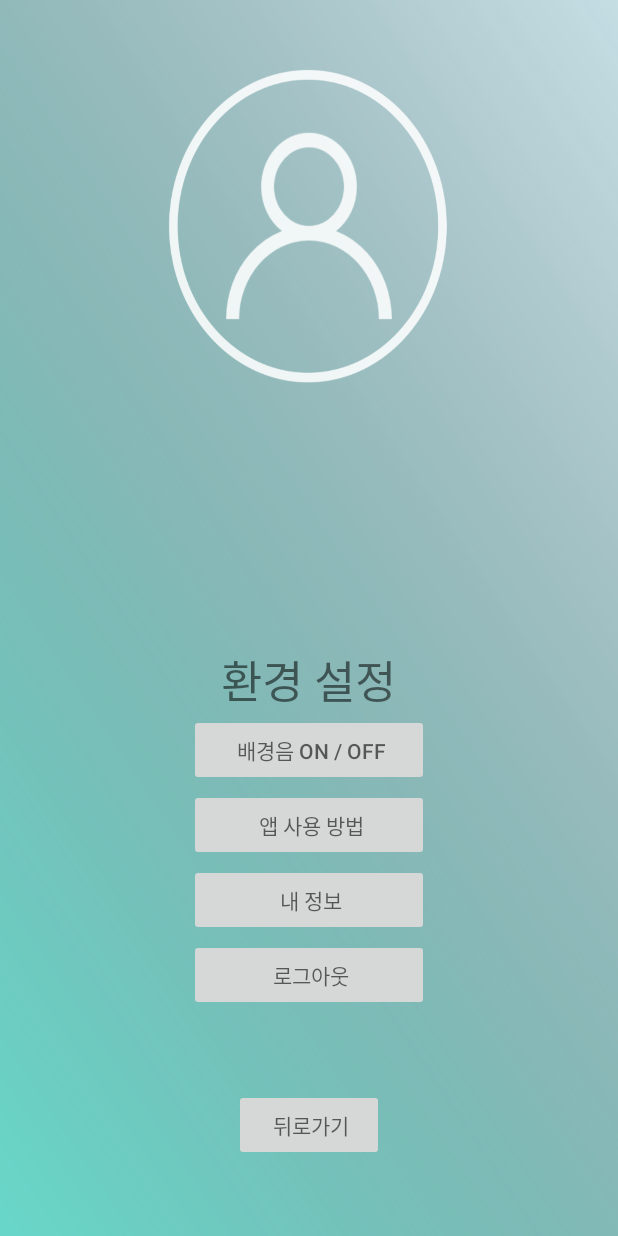
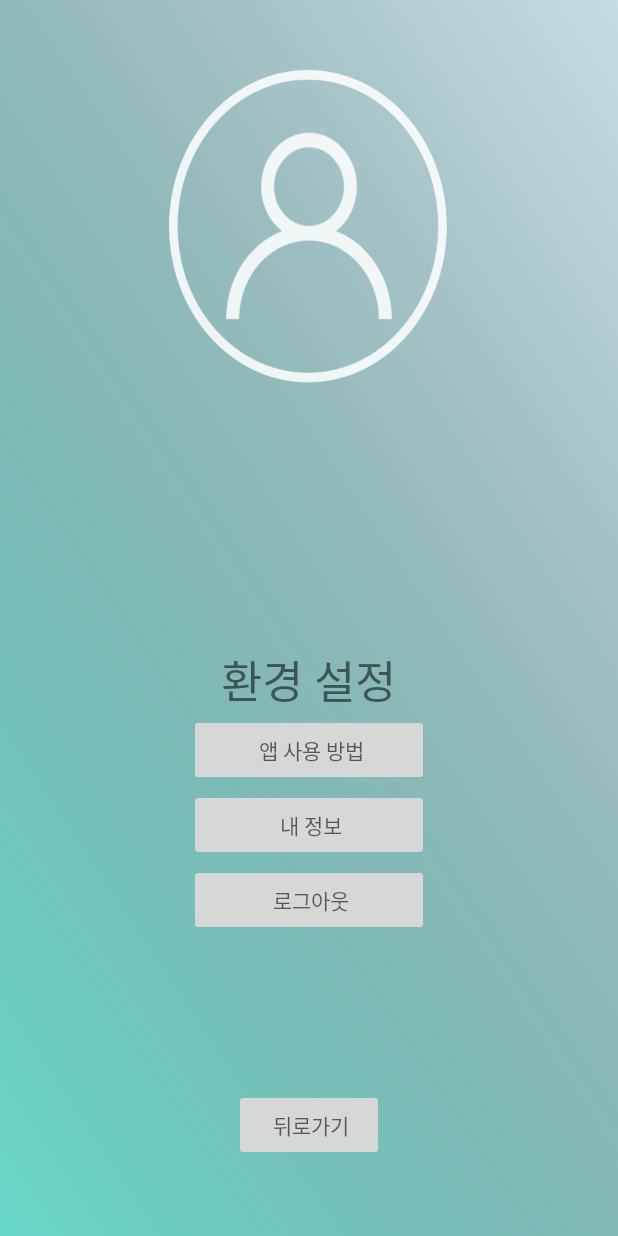
Before and after one commit to astral2156/Callivoice, an Android app: the SettingActivity screen opened directly, with no data from a screen before it, on a phone screen of 412 x 824 dp. Run offline under Robolectric (Android 15) with nearby library versions, the phone set to English and light mode, and no system bars; our stand-ins replace Firebase (no records; nobody signed in at launch, a user with empty details on screens opened directly); Roboto replaces fonts that are not available here.

Commit message:
delete BGM btn in Setting

```diff
--- a/callivoice_app/src/main/java/com/example/callivoice/SettingActivity.java
+++ b/callivoice_app/src/main/java/com/example/callivoice/SettingActivity.java
@@ -25,7 +25,6 @@ import com.google.firebase.auth.FirebaseUser;
 
 public class SettingActivity extends AppCompatActivity {
 
-    private Button bgmOnOff;
     private Button appRead;
     private Button UserInfo;
     private Button LogoutBtn;
--- a/callivoice_app/src/main/res/layout/activity_setting.xml
+++ b/callivoice_app/src/main/res/layout/activity_setting.xml
@@ -12,28 +12,18 @@
         android:id="@+id/textView1"
         android:layout_width="wrap_content"
         android:layout_height="wrap_content"
-        android:layout_above="@+id/bgmOnOff"
+        android:layout_above="@id/appRead"
         android:layout_centerHorizontal="true"
         android:text="환경 설정"
         android:textSize="30sp"/>
 
-    <Button
-        android:id="@+id/bgmOnOff"
-        android:layout_width="wrap_content"
-        android:layout_height="wrap_content"
-        android:layout_alignParentBottom="true"
-        android:layout_centerHorizontal="true"
-        android:layout_marginBottom="300dp"
-        android:ems="10"
-        android:hint="배경음 ON / OFF"
-        android:paddingLeft="15dp" />
     <Button
         android:id="@+id/appRead"
         android:layout_width="wrap_content"
         android:layout_height="wrap_content"
         android:layout_alignParentBottom="true"
         android:layout_centerHorizontal="true"
-        android:layout_marginBottom="250dp"
+        android:layout_marginBottom="300dp"
         android:ems="10"
         android:hint="앱 사용 방법"
         android:paddingLeft="15dp" />
@@ -44,7 +34,7 @@
         android:layout_height="wrap_content"
         android:layout_alignParentBottom="true"
         android:layout_centerHorizontal="true"
-        android:layout_marginBottom="200dp"
+        android:layout_marginBottom="250dp"
         android:ems="10"
         android:hint="내 정보"
         android:paddingLeft="15dp" />
@@ -55,7 +45,7 @@
         android:layout_height="wrap_content"
         android:layout_alignParentBottom="true"
         android:layout_centerHorizontal="true"
-        android:layout_marginBottom="150dp"
+        android:layout_marginBottom="200dp"
         android:ems="10"
         android:hint="로그아웃"
         android:paddingLeft="15dp" />
```
